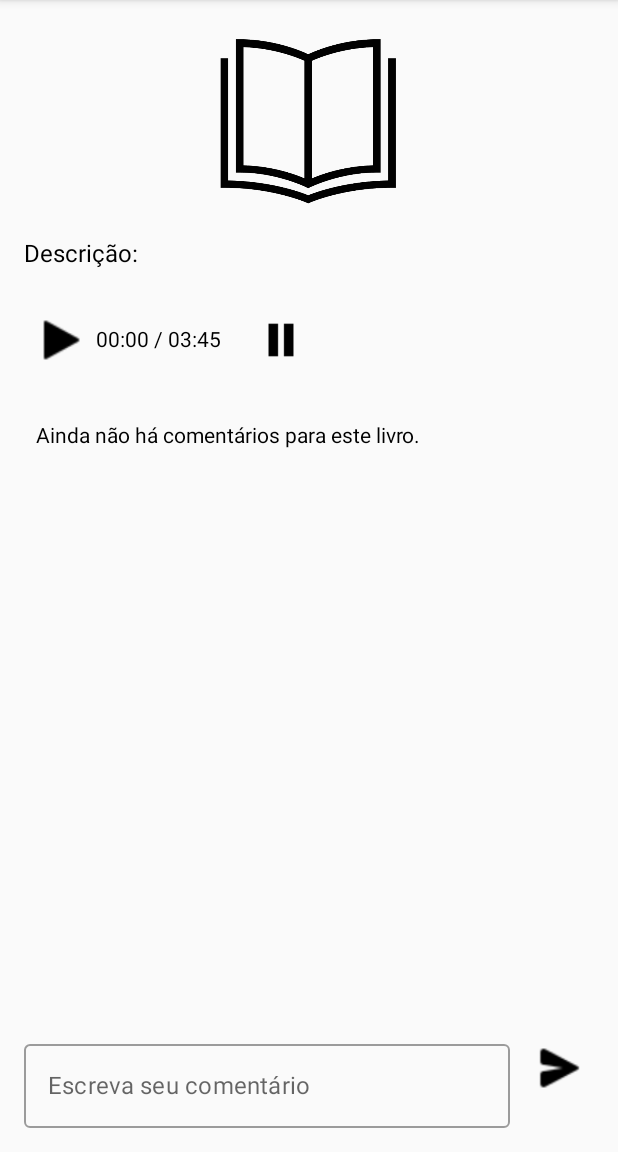
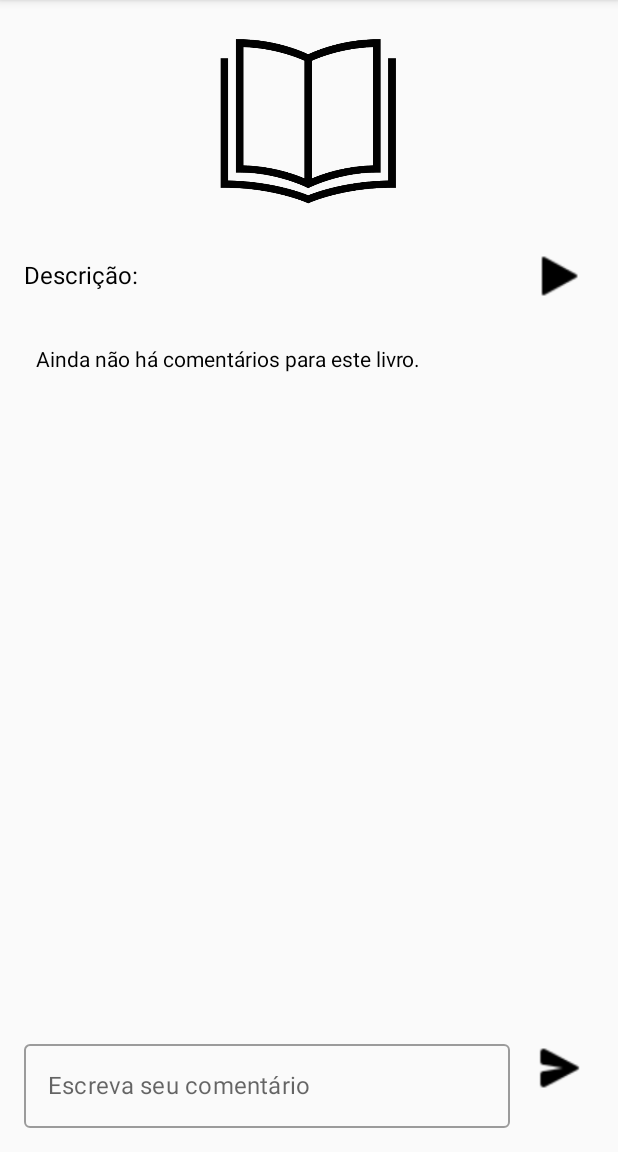
Before and after one commit to jandersonsiqueira/read-sync-mobile, an Android app built with Jetpack Compose: the LivroDetalhesActivity screen opened directly, with no data from a screen before it, on a phone screen of 412 x 824 dp, the part 84-1236 px from its top. Run offline under Robolectric (Android 15) with nearby library versions, the phone set to English and light mode, and no system bars; our stand-ins replace Firebase (no records; nobody signed in at launch, a user with empty details on screens opened directly).

Commit message:
Implementando o TextToSpeech

```diff
--- a/androidApp/src/main/java/com/example/readsync2/android/leitor/LivroDetalhesActivity.kt
+++ b/androidApp/src/main/java/com/example/readsync2/android/leitor/LivroDetalhesActivity.kt
@@ -3,6 +3,9 @@ package com.example.readsync
 import android.os.Bundle
 import androidx.activity.ComponentActivity
 import androidx.activity.compose.setContent
+import android.speech.tts.TextToSpeech
+import android.speech.tts.TextToSpeech.OnInitListener
+import android.util.Log
 import androidx.compose.foundation.Image
 import androidx.compose.foundation.layout.*
 import androidx.compose.foundation.lazy.LazyColumn
@@ -19,6 +22,7 @@ import androidx.compose.ui.unit.dp
 import androidx.compose.ui.unit.sp
 import com.example.readsync2.android.R
 import com.google.firebase.firestore.FirebaseFirestore
+import java.util.*
 
 class LivroDetalhesActivity : ComponentActivity() {
     override fun onCreate(savedInstanceState: Bundle?) {
@@ -37,6 +41,23 @@ fun LivroDetalhesScreen(livroId: String?) {
     var comentario by remember { mutableStateOf("") }
     var listaComentarios by remember { mutableStateOf(listOf<String>()) }
     val db = FirebaseFirestore.getInstance()
+
+    val context = LocalContext.current
+    var tts: TextToSpeech? by remember { mutableStateOf(null) }
+
+    // Inicializando o TextToSpeech
+    LaunchedEffect(context) {
+        tts = TextToSpeech(context) { status ->
+            if (status == TextToSpeech.SUCCESS) {
+                val langResult = tts?.setLanguage(Locale("pt", "BR"))
+                if (langResult != TextToSpeech.LANG_AVAILABLE) {
+                    Log.e("TTS", "Idioma não disponível.")
+                }
+            } else {
+                Log.e("TTS", "Falha na inicialização do TTS.")
+            }
+        }
+    }
 
     LaunchedEffect(livroId) {
         if (livroId != null) {
@@ -98,34 +119,19 @@ fun LivroDetalhesScreen(livroId: String?) {
 
             Spacer(modifier = Modifier.height(16.dp))
 
-            Text(
-                text = "Descrição: ${descricao.text}",
-                fontSize = 16.sp
-            )
-
-            Spacer(modifier = Modifier.height(16.dp))
-
-            // Seção visual de áudio (não funcional por enquanto)
-            Row(
-                verticalAlignment = Alignment.CenterVertically,
-                modifier = Modifier.padding(vertical = 8.dp)
-            ) {
-                IconButton(onClick = { /* Simular play/pause */ }) {
+            // Descrição do livro com botão de áudio
+            Row(verticalAlignment = Alignment.CenterVertically) {
+                Text(
+                    text = "Descrição: ${descricao.text}",
+                    fontSize = 16.sp,
+                    modifier = Modifier.weight(1f)
+                )
+                IconButton(onClick = {
+                    tts?.speak(descricao.text, TextToSpeech.QUEUE_FLUSH, null, null)
+                }) {
                     Icon(
                         painter = painterResource(id = R.drawable.ic_play),
-                        contentDescription = "Play",
-                        modifier = Modifier.size(32.dp)
-                    )
-                }
-
-                Text(text = "00:00 / 03:45", fontSize = 14.sp)
-
-                Spacer(modifier = Modifier.width(16.dp))
-
-                IconButton(onClick = { /* Simular pausa */ }) {
-                    Icon(
-                        painter = painterResource(id = R.drawable.ic_pause),
-                        contentDescription = "Pause",
+                        contentDescription = "Ler descrição",
                         modifier = Modifier.size(32.dp)
                     )
                 }
@@ -133,15 +139,26 @@ fun LivroDetalhesScreen(livroId: String?) {
 
             Spacer(modifier = Modifier.height(16.dp))
 
-            // Exibe os comentários
+            // Seção de comentários com botão de áudio
             if (listaComentarios.isNotEmpty()) {
                 LazyColumn(
                     modifier = Modifier
                         .fillMaxSize()
-                        .padding(bottom = 80.dp) // Espaço para a seção de adicionar comentários
+                        .padding(bottom = 80.dp)
                 ) {
                     items(listaComentarios) { comentario ->
-                        Text(text = comentario, modifier = Modifier.padding(8.dp))
+                        Row(verticalAlignment = Alignment.CenterVertically) {
+                            Text(text = comentario, modifier = Modifier.weight(1f))
+                            IconButton(onClick = {
+                                tts?.speak(comentario, TextToSpeech.QUEUE_FLUSH, null, null)
+                            }) {
+                                Icon(
+                                    painter = painterResource(id = R.drawable.ic_play),
+                                    contentDescription = "Ler comentário",
+                                    modifier = Modifier.size(32.dp)
+                                )
+                            }
+                        }
                     }
                 }
             } else {
```
